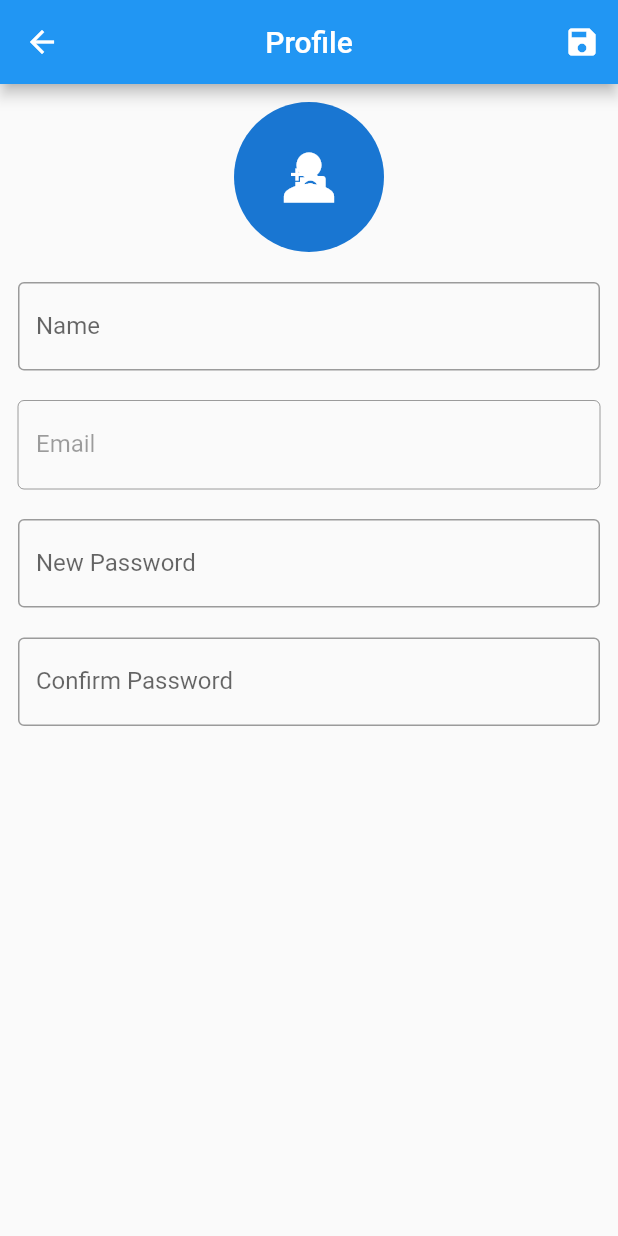
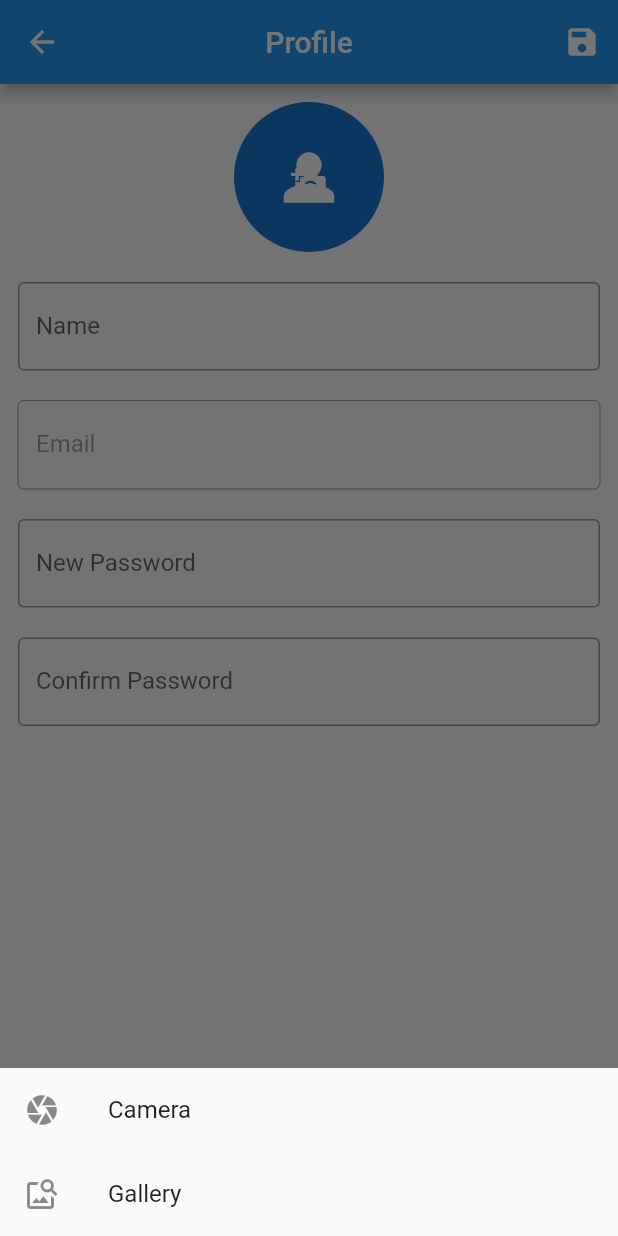
Before and after one commit to markabano/a_tour_action, a Flutter app: the ProfileScreen screen opened directly, after a tap on the "person" icon, on a phone screen of 412 x 824 dp. Run offline on Flutter 3.47's test engine with Material 2 defaults, Android fonts, the phone set to English and light mode, and no system bars; our stand-ins replace card_swiper, carousel_slider, cloud_firestore, firebase_auth, firebase_core, firebase_storage and 2 more; missing offline and left inert: panorama_viewer; accounts and stored records are empty; network calls fail.

Commit message:
camera/gallery profile pic and search function

```diff
--- a/lib/screens/profile_screen.dart
+++ b/lib/screens/profile_screen.dart
@@ -27,6 +27,7 @@ class _ProfileScreenState extends State<ProfileScreen> {
   String userImgUrl = '';
   Uint8List? _imageFile;
   XFile? _pickedImage;
+  ImageSource? source;
 
   bool _isLoaded = false;
 
@@ -214,10 +215,38 @@ class _ProfileScreenState extends State<ProfileScreen> {
   }
 
   Future<void> pickImage() async {
+    //camera or gallery
+    await showModalBottomSheet(
+      context: context,
+      builder: (context) => BottomSheet(
+        onClosing: () {},
+        builder: (context) => Column(
+          mainAxisSize: MainAxisSize.min,
+          children: [
+            ListTile(
+              leading: const Icon(Icons.camera),
+              title: const Text('Camera'),
+              onTap: () {
+                Navigator.pop(context);
+                source = ImageSource.camera;
+              },
+            ),
+            ListTile(
+              leading: const Icon(Icons.image_search),
+              title: const Text('Gallery'),
+              onTap: () {
+                Navigator.pop(context);
+                source = ImageSource.gallery;
+              },
+            ),
+          ],
+        ),
+      ),
+    );
+
     //Pick an image
     ImagePicker imagePicker = ImagePicker();
-    XFile? pickedImage =
-        await imagePicker.pickImage(source: ImageSource.camera);
+    XFile? pickedImage = await imagePicker.pickImage(source: source!);
 
     //Convert to bytes
     if (pickedImage != null) {
--- a/pubspec.yaml
+++ b/pubspec.yaml
@@ -37,14 +37,10 @@ dependencies:
   firebase_storage: ^11.2.6
   flutter:
     sdk: flutter
-  flutter_image_compress: ^2.0.4
   google_maps_flutter: ^2.4.0
   http: ^1.1.0
-  image_cropper: ^5.0.0
   image_picker: ^1.0.4
   panorama_viewer: ^1.0.1
-  path: ^1.8.3
-  path_provider: ^2.1.1
 
 dev_dependencies:
   arcore_flutter_plugin:
```
Also changed, not shown: lib/screens/places_screen.dart (+94 -5 lines), pubspec.lock, 2 other files.
